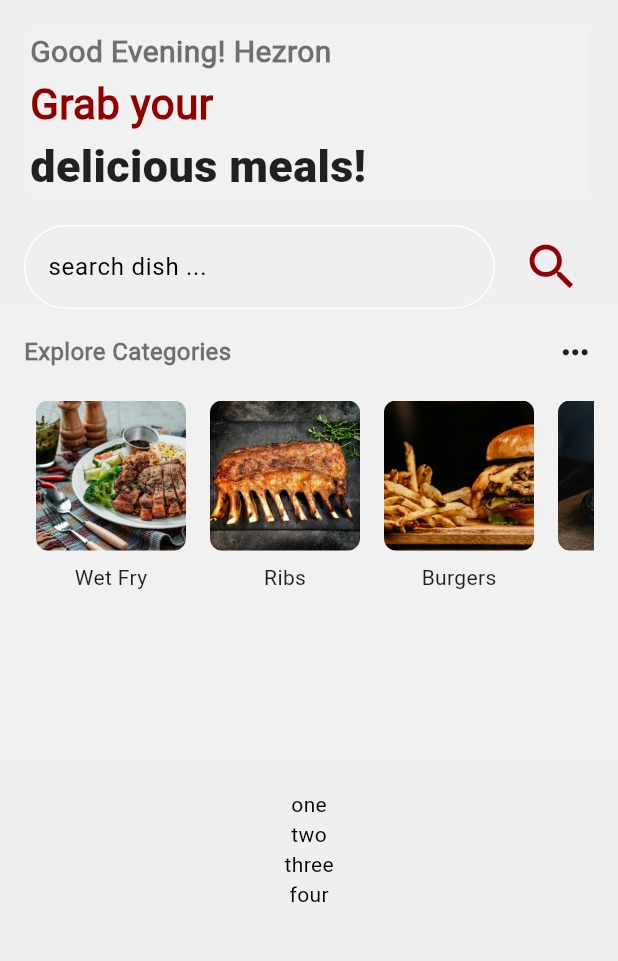
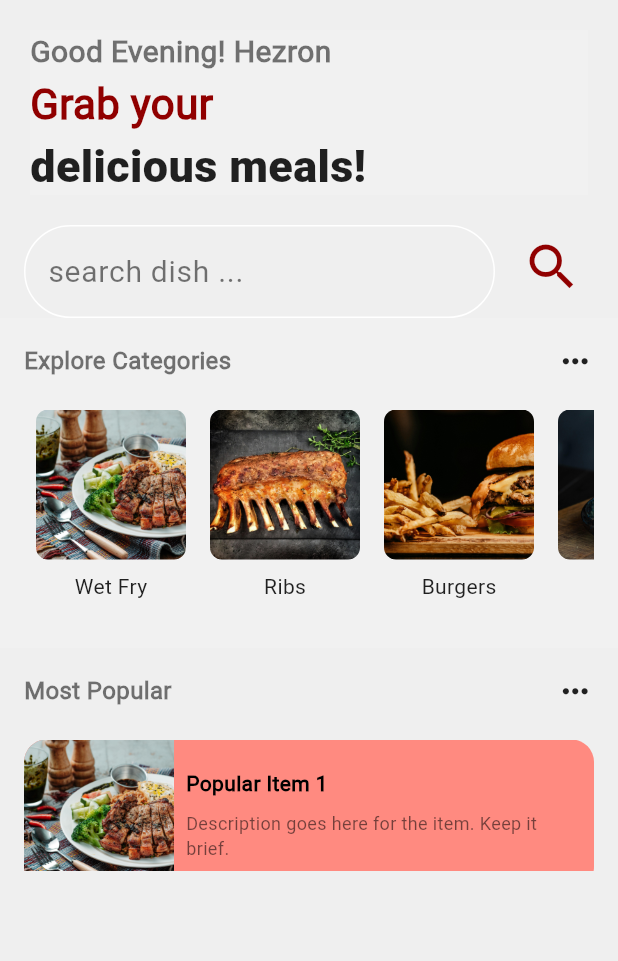
Before and after one commit to Mhezron/afrikas-kitchen, a Flutter app: the screen it shows after launch, on a phone screen of 412 x 824 dp, the part 84-1045 px from its top. Run offline on Flutter 3.47's test engine with Material 3 defaults, Android fonts, the phone set to English and light mode, and no system bars.

Commit message:
added popular section

```diff
--- a/lib/screens/home_page.dart
+++ b/lib/screens/home_page.dart
@@ -47,12 +47,15 @@ class HomePage extends StatelessWidget {
               child: SearchSection(),
             ),
             SizedBox(
-              height:300,
+              height:220,
               child: Categories(),
             ),
             SizedBox(
+              // height: 400,
+              height: MediaQuery.of(context).size.height * 0.2,
               child: Popular(),
-            )
+            ),
+
             ],
           ),
         ),
--- /dev/null
+++ b/lib/widgets/cardz.dart
@@ -0,0 +1,31 @@
+import 'package:flutter/material.dart';
+
+class Cardz extends StatelessWidget {
+  const Cardz({super.key});
+
+  @override
+  Widget build(BuildContext context) {
+    return Scaffold(
+      body: Padding(
+        padding: const EdgeInsets.all(16.0),
+        child: ClipRRect(
+          borderRadius: const BorderRadius.only(
+              topLeft: Radius.circular(10.0),
+              topRight: Radius.circular(20.0),
+              bottomRight: Radius.circular(30.0),
+              bottomLeft: Radius.circular(40.0),
+            ),
+          child: Container(
+            alignment: Alignment.center,
+            constraints: BoxConstraints(
+              maxHeight: 200,
+              maxWidth:  500
+            ),
+            color: Colors.red,
+            child: Text('clip rect'),
+          )
+        ),
+      ),
+    );
+  }
+}
--- a/lib/widgets/popular.dart
+++ b/lib/widgets/popular.dart
@@ -6,23 +6,96 @@ class Popular extends StatelessWidget {
   @override
   Widget build(BuildContext context) {
     return Padding(
-      padding: EdgeInsets.all(20),
+      padding: const EdgeInsets.all(16.0),
       child: Column(
-        children: [
-          SizedBox(
-            child: Text('one'),
+        crossAxisAlignment: CrossAxisAlignment.start,
+        children:[
+          Row(
+            mainAxisAlignment: MainAxisAlignment.spaceBetween,
+            children: const [
+              Text(
+                'Most Popular',
+                style: TextStyle(
+                  fontSize: 16,
+                  fontWeight: FontWeight.bold,
+                  color: Colors.black54,
+                ),
+              ),
+              Icon(
+                Icons.more_horiz,
+                color: Colors.black87,
+                size: 25,
+              ),
+            ],
           ),
-           SizedBox(
-            child: Text('two'),
-          ),
-           SizedBox(
-            child: Text('three'),
-          ),
-           SizedBox(
-            child: Text('four'),
+          const SizedBox(height: 20),
+
+          Expanded(
+            child: SingleChildScrollView(
+              child: Column(
+                children: List.generate(5, (index) {
+                  return Padding(
+                    padding: const EdgeInsets.only(bottom: 16.0), // Spacing between cards
+                    child: ClipRRect(
+                      borderRadius: BorderRadius.circular(15), // Rounded edges for cards
+                      child: Container(
+                        color: Colors.redAccent.shade100, // Replace with your custom background
+                        height: 100, // Height for each item
+                        child: Row(
+                          children: [
+                            Container(
+                              height: 100,
+                              width: 100,
+                              decoration: BoxDecoration(
+                                image: DecorationImage(
+                                  image: AssetImage(
+                                    'assets/images/${index + 1}.jpg', // Replace with your image assets
+                                  ),
+                                  fit: BoxFit.cover,
+                                ),
+                              ),
+                            ),
+
+                            // Title and Description Section
+                            Expanded(
+                              child: Padding(
+                                padding: const EdgeInsets.all(8.0),
+                                child: Column(
+                                  crossAxisAlignment: CrossAxisAlignment.start,
+                                  mainAxisAlignment: MainAxisAlignment.center,
+                                  children: [
+                                    Text(
+                                      'Popular Item ${index + 1}', // Title of the item
+                                      style: const TextStyle(
+                                        fontSize: 14,
+                                        fontWeight: FontWeight.bold,
+                                      ),
+                                    ),
+                                    const SizedBox(height: 8),
+                                    const Text(
+                                      'Description goes here for the item. Keep it brief.',
+                                      style: TextStyle(
+                                        fontSize: 12,
+                                        color: Colors.black54,
+                                      ),
+                                      maxLines: 2,
+                                      overflow: TextOverflow.ellipsis,
+                                    ),
+                                  ],
+                                ),
+                              ),
+                            ),
+                          ],
+                        ),
+                      ),
+                    ),
+                  );
+                }),
+              ),
+            ),
           ),
         ],
       ),
-      );
+    );
   }
 }
--- a/lib/widgets/search_section.dart
+++ b/lib/widgets/search_section.dart
@@ -14,6 +14,10 @@ class SearchSection extends StatelessWidget {
             child: TextField(
               decoration: InputDecoration(
                hintText: 'search dish ...',
+               hintStyle: TextStyle(
+                 color: Colors.black54,
+                 fontSize: 20,
+                 fontWeight: FontWeight.w500),
                 //prefix: Icon(Icons.search),
                 //contentPadding: EdgeInsets.symmetric(horizontal: 20, vertical: 15),
                 border: OutlineInputBorder(
@@ -25,7 +29,7 @@ class SearchSection extends StatelessWidget {
                     width: 2
                   ),
                   borderRadius: BorderRadius.circular(40)
-                )
+                ),
               ),
             )),
             SizedBox(width: 10,),
```
